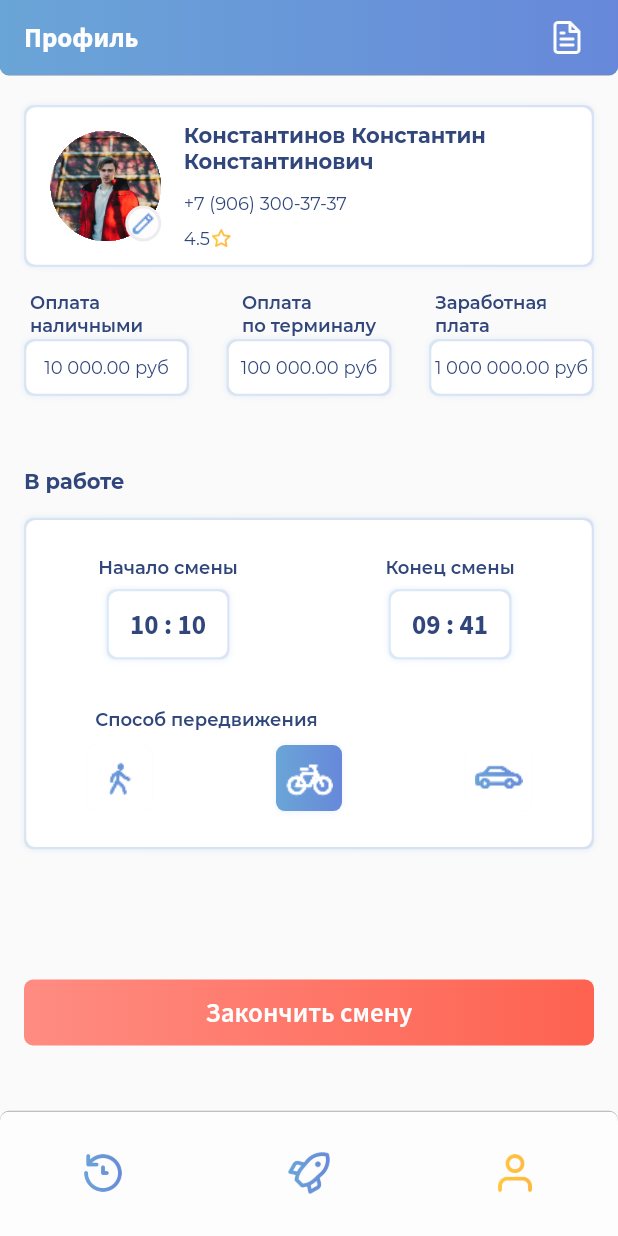
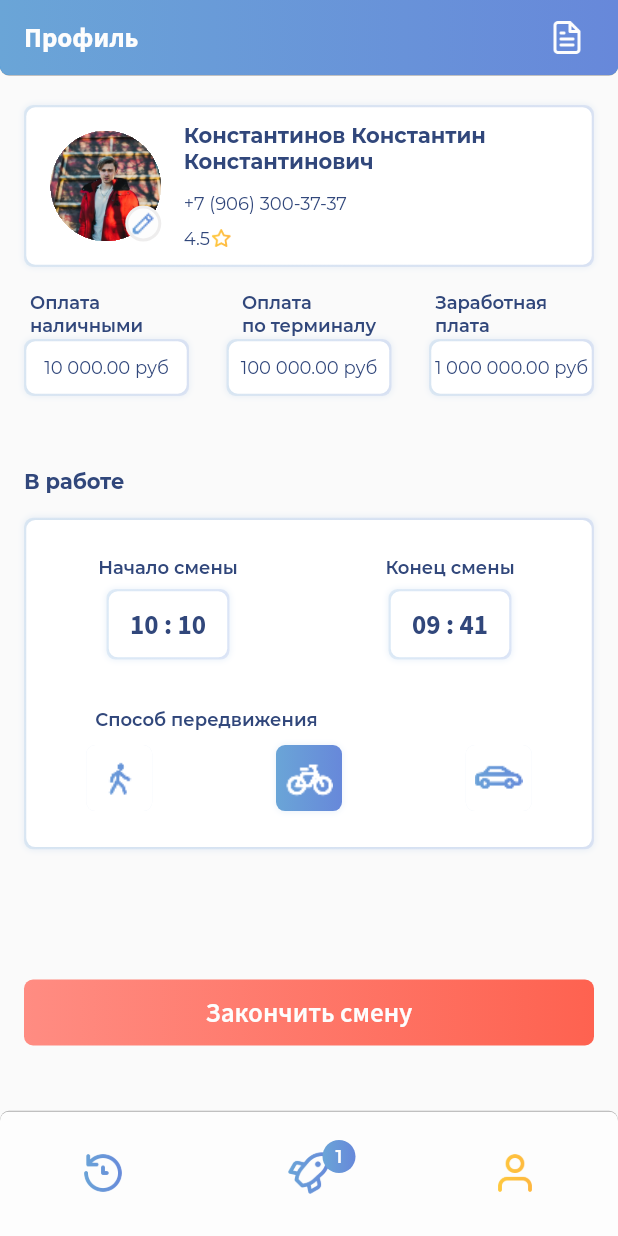
Before and after one commit to Engine-studio/topgo, a Flutter app: the screen it shows after launch, item 3 of the bottom bar chosen, on a phone screen of 412 x 824 dp. Run offline on Flutter 3.47's test engine with Material 2 defaults, Android fonts, the phone set to English and light mode, and no system bars; our stand-ins replace animated_splash_screen; missing offline and left inert: flutter_picker.

Commit message:
courier active orders tracker

```diff
--- a/lib/models/user.dart
+++ b/lib/models/user.dart
@@ -10,24 +10,33 @@ class User with ChangeNotifier {
   Role role;
   bool authorized;
   bool working;
+  int orders;
 
   User()
       : role = Role.Administrator,
         authorized = false,
-        working = false;
+        working = false,
+        orders = 1;
 
   User.authorized()
       : role = Role.Courier,
         authorized = true,
-        working = true;
+        working = true,
+        orders = 1;
 
   User.nonAuthorized()
       : role = Role.Courier,
         authorized = false,
-        working = false;
+        working = false,
+        orders = 1;
 
   void work() {
     this.working = !this.working;
     notifyListeners();
   }
+
+  void add() {
+    this.orders += 1;
+    notifyListeners();
+  }
 }
--- a/lib/widgets/bottom_navbar.dart
+++ b/lib/widgets/bottom_navbar.dart
@@ -1,5 +1,7 @@
 import 'package:flutter/material.dart';
+import 'package:topgo/models/user.dart';
 import 'package:topgo/styles.dart';
+import 'package:provider/provider.dart';
 
 class BottomNavBar extends StatefulWidget {
   final void Function(int) onPressed;
@@ -24,6 +26,9 @@ class _BottomNavBarState extends State<BottomNavBar> {
 
   @override
   Widget build(BuildContext context) {
+    int orders = context.read<User>().role == Role.Courier
+        ? context.watch<User>().orders
+        : -1;
     return Theme(
       data: ThemeData(
         brightness: Brightness.light,
@@ -50,8 +55,12 @@ class _BottomNavBarState extends State<BottomNavBar> {
             selectedFontSize: 0,
             unselectedFontSize: 0,
             items: icons
-                .map((icon) => BottomNavigationBarItem(
-                      icon: ShaderMask(
+                .map(
+                  (icon) => BottomNavigationBarItem(
+                    icon: Stack(
+                      clipBehavior: Clip.none,
+                      children: [
+                        ShaderMask(
                           shaderCallback: _currentIndex == icons.indexOf(icon)
                               ? (bounds) => GrdStyle.select.createShader(bounds)
                               : (bounds) => GrdStyle()
@@ -64,8 +73,39 @@ class _BottomNavBarState extends State<BottomNavBar> {
                             color: Colors.white,
                           ),
                         ),
+                        ...icon == 'rocket' && orders > 0
+                            ? [
+                                Positioned(
+                                  left: 24,
+                                  bottom: 15,
+                                  child: Container(
+                                    width: 22,
+                                    height: 22,
+                                    decoration: BoxDecoration(
+                                      shape: BoxShape.circle,
+                                      gradient: _currentIndex ==
+                                              icons.indexOf(icon)
+                                          ? GrdStyle.select
+                                          : GrdStyle().panelGradient(context),
+                                    ),
+                                    child: Center(
+                                      child: Text(
+                                        '$orders',
+                                        style:
+                                            TxtStyle.selectedSmallText.copyWith(
+                                          color: ClrStyle.lightBackground,
+                                        ),
+                                      ),
+                                    ),
+                                  ),
+                                ),
+                              ]
+                            : [],
+                      ],
+                    ),
                     label: icon,
-                    ))
+                  ),
+                )
                 .toList(),
             onTap: (index) {
               setState(() {
```
Lines whose indentation alone changed are shown as unchanged.
